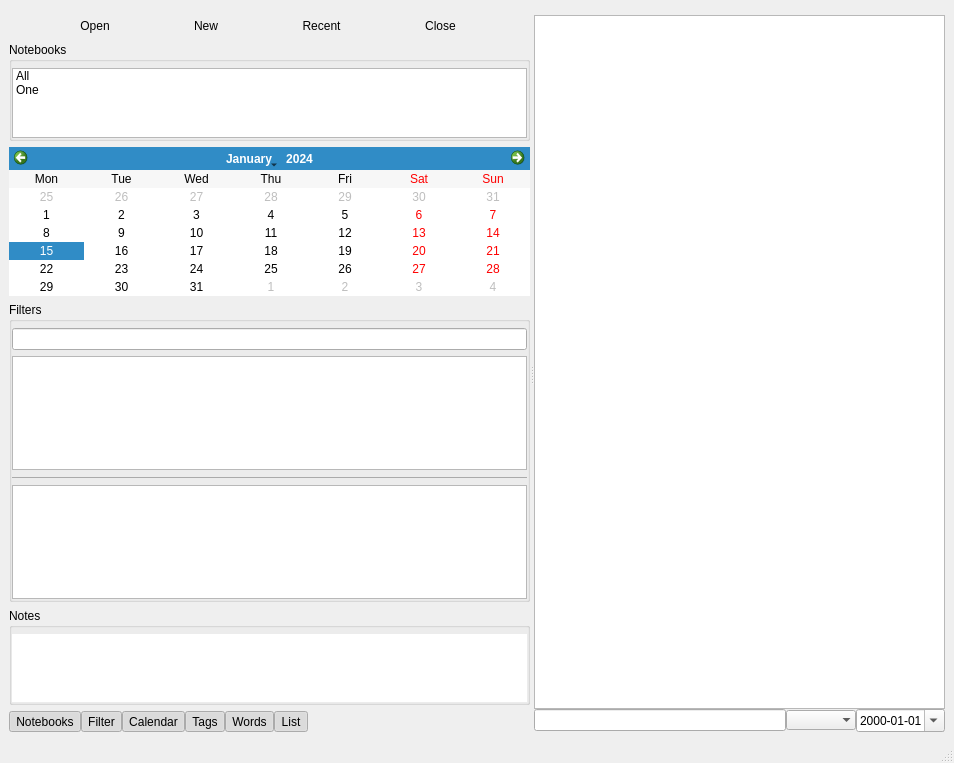
This is flownote/ui/mainWindow_ui.ui in olivierkes/noteflow as Qt 5 draws it before an edit. The edited form follows.
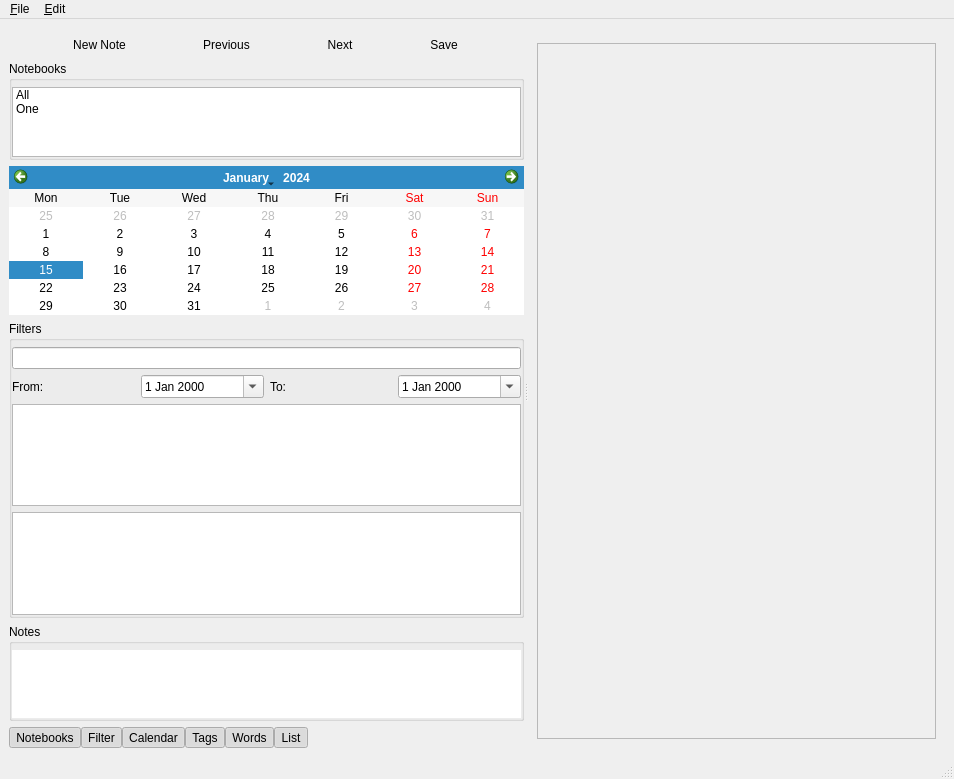
This is the edited form. Icons and pictures are not drawn. Custom widgets are drawn as their Qt base class.

Commit message: Popup and bug correction

Diff of the .ui file:
```diff
--- a/flownote/ui/mainWindow_ui.ui
+++ b/flownote/ui/mainWindow_ui.ui
@@ -7,7 +7,7 @@
     <x>0</x>
     <y>0</y>
     <width>954</width>
-    <height>763</height>
+    <height>779</height>
    </rect>
   </property>
   <property name="windowTitle">
@@ -27,28 +27,10 @@
        <layout class="QVBoxLayout" name="verticalLayout_2">
         <item>
          <layout class="QHBoxLayout" name="topLayout">
-          <item>
-           <widget class="QToolButton" name="toolButton_3">
-            <property name="text">
-             <string>Open</string>
-            </property>
-            <property name="icon">
-             <iconset theme="folder-open">
-              <normaloff/>
-             </iconset>
-            </property>
-            <property name="toolButtonStyle">
-             <enum>Qt::ToolButtonTextUnderIcon</enum>
-            </property>
-            <property name="autoRaise">
-             <bool>true</bool>
-            </property>
-           </widget>
-          </item>
           <item>
            <widget class="QToolButton" name="btnNewNotebook">
             <property name="text">
-             <string>New</string>
+             <string>New Note</string>
             </property>
             <property name="icon">
              <iconset theme="folder-new">
@@ -66,7 +48,7 @@
           <item>
            <widget class="QToolButton" name="toolButton_5">
             <property name="text">
-             <string>Recent</string>
+             <string>Previous</string>
             </property>
             <property name="icon">
              <iconset theme="document-open-recent">
@@ -84,10 +66,26 @@
           <item>
            <widget class="QToolButton" name="toolButton_6">
             <property name="text">
-             <string>Close</string>
+             <string>Next</string>
             </property>
             <property name="icon">
-             <iconset theme="window-close">
+             <iconset theme="go-next"/>
+            </property>
+            <property name="toolButtonStyle">
+             <enum>Qt::ToolButtonTextUnderIcon</enum>
+            </property>
+            <property name="autoRaise">
+             <bool>true</bool>
+            </property>
+           </widget>
+          </item>
+          <item>
+           <widget class="QToolButton" name="btnSave">
+            <property name="text">
+             <string>Save</string>
+            </property>
+            <property name="icon">
+             <iconset theme="document-save">
               <normaloff/>
              </iconset>
             </property>
@@ -201,6 +199,38 @@
              </property>
             </widget>
            </item>
+           <item>
+            <layout class="QGridLayout" name="gridLayout">
+             <item row="0" column="0">
+              <widget class="QLabel" name="label">
+               <property name="text">
+                <string>From:</string>
+               </property>
+              </widget>
+             </item>
+             <item row="0" column="1">
+              <widget class="QDateEdit" name="dateEdit">
+               <property name="calendarPopup">
+                <bool>true</bool>
+               </property>
+              </widget>
+             </item>
+             <item row="0" column="2">
+              <widget class="QLabel" name="label_2">
+               <property name="text">
+                <string>To:</string>
+               </property>
+              </widget>
+             </item>
+             <item row="0" column="3">
+              <widget class="QDateEdit" name="dateEdit_2">
+               <property name="calendarPopup">
+                <bool>true</bool>
+               </property>
+              </widget>
+             </item>
+            </layout>
+           </item>
            <item>
             <widget class="cloudView" name="lstTags">
              <property name="sizePolicy">
@@ -211,19 +241,6 @@
              </property>
             </widget>
            </item>
-           <item>
-            <widget class="Line" name="lineTags">
-             <property name="styleSheet">
-              <string notr="true">color:#AAA;</string>
-             </property>
-             <property name="frameShadow">
-              <enum>QFrame::Plain</enum>
-             </property>
-             <property name="orientation">
-              <enum>Qt::Horizontal</enum>
-             </property>
-            </widget>
-           </item>
            <item>
             <widget class="cloudView" name="lstWords">
              <property name="sizePolicy">
@@ -455,7 +472,11 @@
         </item>
        </layout>
       </widget>
-      <widget class="QWidget" name="editor" native="true">
+      <widget class="QStackedWidget" name="editor">
+       <property name="currentIndex">
+        <number>1</number>
+       </property>
+       <widget class="QWidget" name="editorPage1" native="true">
        <layout class="QVBoxLayout" name="verticalLayout">
         <property name="spacing">
          <number>0</number>
@@ -468,13 +489,6 @@
           <item>
            <widget class="QLineEdit" name="txtNoteName"/>
           </item>
-          <item>
-           <widget class="QComboBox" name="txtNoteNotebook">
-            <property name="frame">
-             <bool>false</bool>
-            </property>
-           </widget>
-          </item>
           <item>
            <widget class="QDateEdit" name="dateNoteDate">
             <property name="currentSection">
@@ -492,6 +506,28 @@
         </item>
        </layout>
       </widget>
+       <widget class="QWidget" name="page">
+        <layout class="QVBoxLayout" name="verticalLayout_6">
+         <item>
+          <widget class="scrollView" name="scroll">
+           <property name="widgetResizable">
+            <bool>true</bool>
+           </property>
+           <widget class="QWidget" name="scrollAreaWidgetContents">
+            <property name="geometry">
+             <rect>
+              <x>0</x>
+              <y>0</y>
+              <width>581</width>
+              <height>683</height>
+             </rect>
+            </property>
+           </widget>
+          </widget>
+         </item>
+        </layout>
+       </widget>
+      </widget>
      </widget>
     </item>
    </layout>
@@ -505,6 +541,26 @@
      <height>20</height>
     </rect>
    </property>
+   <widget class="QMenu" name="menu_File">
+    <property name="title">
+     <string>&amp;File</string>
+    </property>
+    <addaction name="action_New_Journal"/>
+    <addaction name="separator"/>
+    <addaction name="actionOpen_Journal"/>
+    <addaction name="action_Recent_Journals"/>
+    <addaction name="separator"/>
+    <addaction name="actionClose_current_journal"/>
+    <addaction name="actionQuit"/>
+   </widget>
+   <widget class="QMenu" name="menu_Edit">
+    <property name="title">
+     <string>&amp;Edit</string>
+    </property>
+    <addaction name="actionPreferences"/>
+   </widget>
+   <addaction name="menu_File"/>
+   <addaction name="menu_Edit"/>
   </widget>
   <widget class="QStatusBar" name="statusbar"/>
  </widget>
@@ -520,6 +576,12 @@
    <header location="global">PyQt5.QtWidgets</header>
    <container>1</container>
   </customwidget>
+  <customwidget>
+   <class>scrollView</class>
+   <extends>QScrollArea</extends>
+   <header>flownote.ui.views.scrollView.h</header>
+   <container>1</container>
+  </customwidget>
  </customwidgets>
  <resources/>
  <connections/>
```
Left out of the diff: 47 changed lines with no effect on the pictures. Lines whose indentation alone changed are shown as unchanged. The commit also changes 6 other files.
